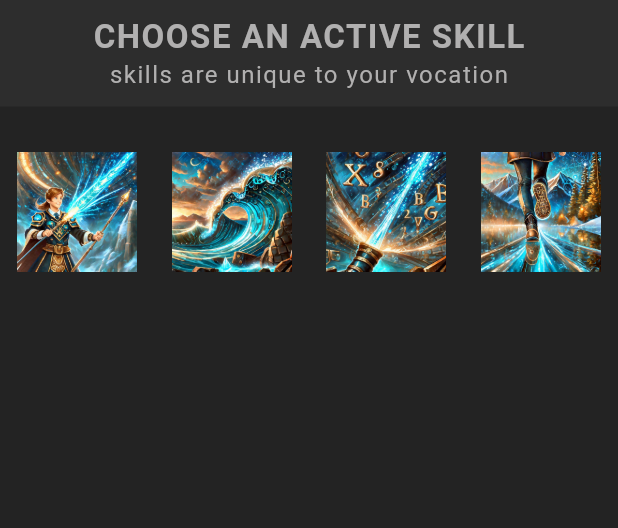
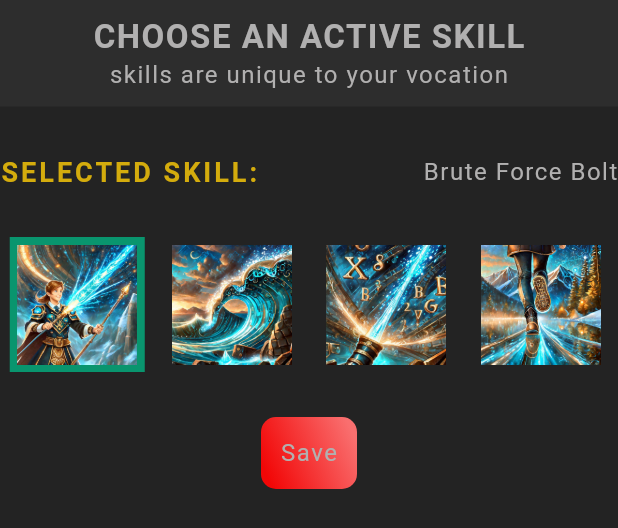
Before and after one commit to RomanyU1662160/flutter_Characters_app, a Flutter app: the SkillsList widget shown alone on an empty page, opened directly with sample values from the repository, on a phone screen of 412 x 824 dp. Shown: the top 528 px of the screen. Run offline on Flutter 3.47's test engine with Material 3 defaults, Android fonts, the phone set to English and light mode, and no system bars; drawn by our look-alikes of toastification; our stand-ins replace go_router, google_fonts; missing offline and left inert: dart:ffi; Roboto replaces fonts that are missing (Kanit).

```diff
--- a/lib/models/character.dart
+++ b/lib/models/character.dart
@@ -32,9 +32,6 @@ class Character with Stats {
   }
 }
 
-Character char = Character(
-    id: "1", name: "character1", slogan: "Slogan1", vocation: Vocation.ninja);
-
 // Dummy Data Characters
 
 List<Character> characters = [
--- a/lib/router.dart
+++ b/lib/router.dart
@@ -11,6 +11,6 @@ final GoRouter appRouter = GoRouter(
     GoRoute(
         path: "/create",
         name: "create",
-        builder: (context, state) => const Create()),
+        builder: (context, state) => const CreateScreen()),
   ],
 );
--- a/lib/screens/profile/skills_list.dart
+++ b/lib/screens/profile/skills_list.dart
@@ -1,8 +1,11 @@
 import 'package:flutter/material.dart';
+import 'package:flutter_rpg/common/styled_button.dart';
 import 'package:flutter_rpg/common/styled_text.dart';
 import 'package:flutter_rpg/models/character.dart';
 import 'package:flutter_rpg/models/skill.dart';
+import 'package:flutter_rpg/screens/home/home.dart';
 import 'package:flutter_rpg/theme.dart';
+import 'package:toastification/toastification.dart';
 
 class SkillsList extends StatefulWidget {
   const SkillsList(this.character, {super.key});
@@ -16,6 +19,7 @@ class SkillsList extends StatefulWidget {
 class _SkillsListState extends State<SkillsList> {
   // late tells dart that this variable will have a vale later.
   late List<Skill> availableSkills;
+  late Skill selectedSkill;
 
 // We use initial state to access the widget object and give the value for availableSkills
 // function "where" on a list is similar  to filter in JS
@@ -24,6 +28,14 @@ class _SkillsListState extends State<SkillsList> {
     availableSkills = mockSkills.where((skill) {
       return skill.vocation == widget.character.vocation;
     }).toList();
+    // if the character has a skill already, we assign it to selectedSkill.
+    if (widget.character.skills.isNotEmpty) {
+      selectedSkill = widget.character.skills.first;
+    }
+    // if character has no skills we select the first skill in the available skills
+    if (widget.character.skills.isEmpty) {
+      selectedSkill = availableSkills[0];
+    }
     super.initState();
   }
 
@@ -47,17 +59,72 @@ class _SkillsListState extends State<SkillsList> {
           height: 30,
         ),
         Row(
+          mainAxisAlignment: MainAxisAlignment.spaceBetween,
+          children: [
+            const StyledTitle("selected Skill:"),
+            const SizedBox(
+              width: 20,
+            ),
+            StyledBodyText(selectedSkill.name),
+          ],
+        ),
+        const SizedBox(
+          height: 30,
+        ),
+        Row(
           crossAxisAlignment: CrossAxisAlignment.center,
           mainAxisAlignment: MainAxisAlignment.spaceAround,
           children: availableSkills.map((skill) {
             return Container(
+              color: skill == selectedSkill
+                  ? AppColors.successColor
+                  : Colors.transparent,
+              padding: const EdgeInsets.all(5),
               alignment: Alignment.center,
-              child: Image.asset(
-                "assets/img/skills/${skill.image}",
-                width: 80,
+              child: GestureDetector(
+                child: Image.asset(
+                  "assets/img/skills/${skill.image}",
+                  width: 80,
+                ),
+                onTap: () {
+                  setState(() {
+                    selectedSkill = skill;
+                  });
+                },
               ),
             );
           }).toList(),
+        ),
+        const SizedBox(
+          height: 30,
+        ),
+        StyledButton(
+            child: const StyledBodyText("Save"),
+            handleOnPress: () {
+              widget.character.updateSkills(selectedSkill);
+              toastification.show(
+                context: context,
+                type: ToastificationType.success,
+                style: ToastificationStyle.fillColored,
+                title: StyledBodyText("Saved..."),
+                autoCloseDuration: const Duration(seconds: 7),
+                icon: const Icon(Icons.check),
+                primaryColor: AppColors.successColor,
+                backgroundColor: AppColors.successColor,
+                foregroundColor: Colors.white,
+                borderRadius: BorderRadius.circular(12),
+                boxShadow: const [
+                  BoxShadow(
+                    color: Color(0x07000000),
+                    blurRadius: 16,
+                    offset: Offset(0, 16),
+                    spreadRadius: 0,
+                  )
+                ],
+              );
+            }),
+        const SizedBox(
+          height: 30,
         ),
       ],
     );
--- a/pubspec.yaml
+++ b/pubspec.yaml
@@ -38,6 +38,9 @@ dependencies:
   google_fonts: ^6.2.1
   uuid: ^4.4.0
   go_router: ^14.2.0
+  toastification: ^2.0.0
+  provider: ^6.1.2
+
 
 dev_dependencies:
   flutter_test:
```
Also changed, not shown: lib/common/characters/new_charcter_form.dart (+36 -4 lines), lib/main.dart (+15 -4 lines), lib/screens/characters/create.dart (+4 -4 lines), lib/screens/home/home.dart (+13 -2 lines), lib/services/character_store.dart (added, +31 -0 lines), pubspec.lock.
